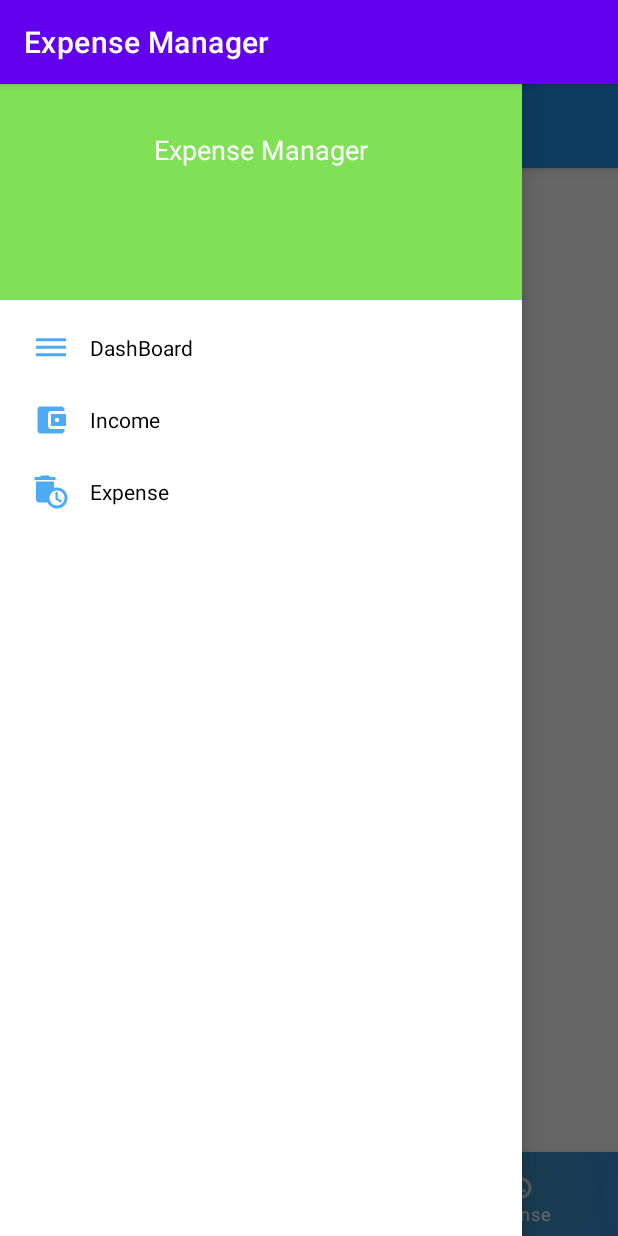
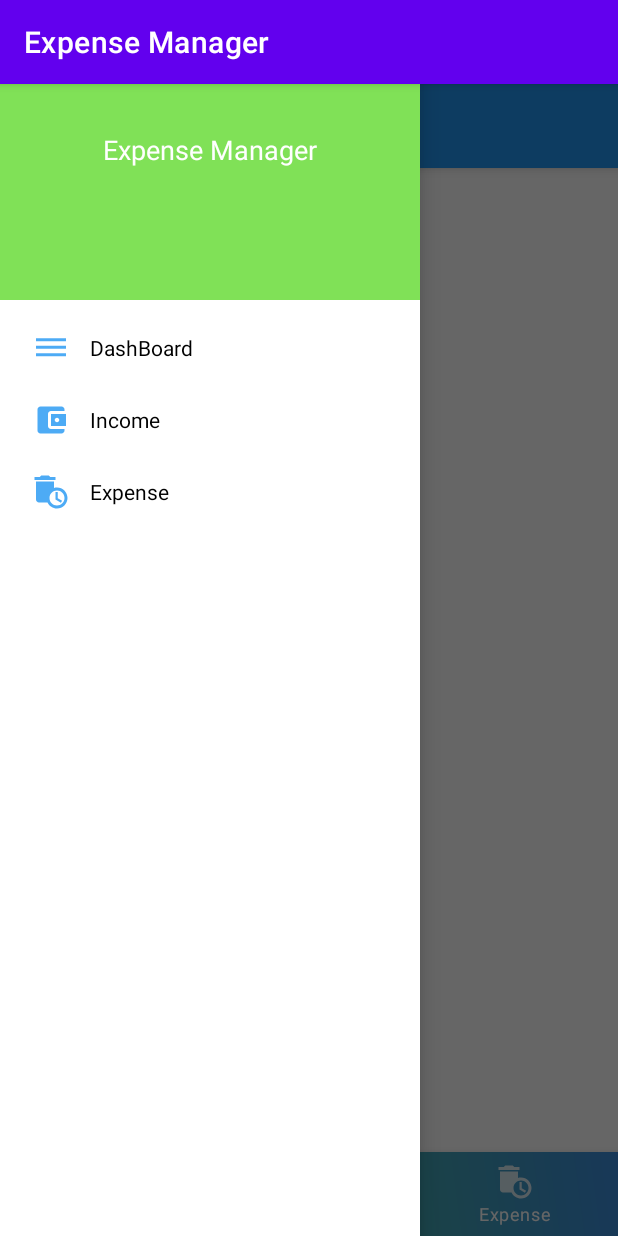
Before and after one commit to lananh25112003/expenseManagers, an Android app: the HomeActivity screen opened directly, with no data from a screen before it, with the side drawer open, on a phone screen of 412 x 824 dp. Run offline under Robolectric (Android 15) with nearby library versions, the light colour scheme and no system bars; 1 statement that could not run was skipped.

Commit message:
failed again

```diff
--- a/app/src/main/java/com/example/expensemanager/HomeActivity.java
+++ b/app/src/main/java/com/example/expensemanager/HomeActivity.java
@@ -2,7 +2,7 @@ package com.example.expensemanager;
 
 import android.os.Bundle;
 import android.view.MenuItem;
-import android.view.View;
+import android.widget.FrameLayout;
 
 import androidx.annotation.NonNull;
 import androidx.appcompat.app.ActionBarDrawerToggle;
@@ -13,6 +13,7 @@ import androidx.drawerlayout.widget.DrawerLayout;
 import androidx.fragment.app.Fragment;
 import androidx.fragment.app.FragmentTransaction;
 
+import com.google.android.material.bottomnavigation.BottomNavigationView;
 import com.google.android.material.navigation.NavigationView;
 
 public class HomeActivity extends AppCompatActivity implements NavigationView.OnNavigationItemSelectedListener {
@@ -70,8 +71,6 @@ public class HomeActivity extends AppCompatActivity implements NavigationView.On
             // Xử lý khi chọn income
         } else if (itemId == R.id.expense) {
             // Xử lý khi chọn expense
-        } else {
-            // Xử lý trường hợp không khớp
         }
         if (fragment != null){
             FragmentTransaction ft = getSupportFragmentManager().beginTransaction();
--- a/app/src/main/res/layout/activity_home.xml
+++ b/app/src/main/res/layout/activity_home.xml
@@ -14,8 +14,8 @@
         android:layout_width="match_parent"
         android:layout_height="match_parent"/>
     <com.google.android.material.navigation.NavigationView
-        android:layout_width="match_parent"
-        app:itemTextAppearance="?android:textAppearanceSmall"
+        android:layout_width="wrap_content"
+        app:itemTextAppearance="@style/TextAppearance.AppCompat.Small"
         app:itemIconTint="@color/toolbar_color"
         android:layout_gravity="start"
         android:id="@+id/navView"
--- a/app/src/main/res/layout/content_main.xml
+++ b/app/src/main/res/layout/content_main.xml
@@ -14,15 +14,14 @@
         app:itemIconTint="@color/white"
         app:itemTextColor="@color/white"
         android:layout_alignParentBottom="true"
-        android:layout_alignParentStart="true"
-        android:layout_alignParentEnd="true">
+        android:layout_alignParentLeft="true">
 
     </com.google.android.material.bottomnavigation.BottomNavigationView>
 
     <FrameLayout
         android:id="@+id/main_frame"
         android:layout_width="match_parent"
-        android:layout_height="wrap_content"
+        android:layout_height="match_parent"
         android:layout_above="@+id/bottomNavigationbar"
         android:layout_alignParentStart="true"
         android:layout_alignParentLeft="true">
--- a/app/src/main/res/layout/nav_header.xml
+++ b/app/src/main/res/layout/nav_header.xml
@@ -3,8 +3,7 @@
     android:layout_width="match_parent"
     xmlns:app="http://schemas.android.com/apk/res-auto"
     android:gravity="center"
-
-    app:theme="@style/Base.CardView"
+    android:theme="@style/Base.ThemeOverlay.AppCompat.Dark"
     android:background="@color/nav_header"
     android:orientation="vertical"
     android:layout_height="200dp">
@@ -13,7 +12,7 @@
         android:layout_width="match_parent"
         android:layout_height="wrap_content"
         android:text="Expense Manager"
-        android:textAppearance="?android:textAppearanceMedium"
+        android:textAppearance="@style/TextAppearance.AppCompat.Medium"
         android:textColor="@android:color/white"
         android:gravity="center">
 
```
